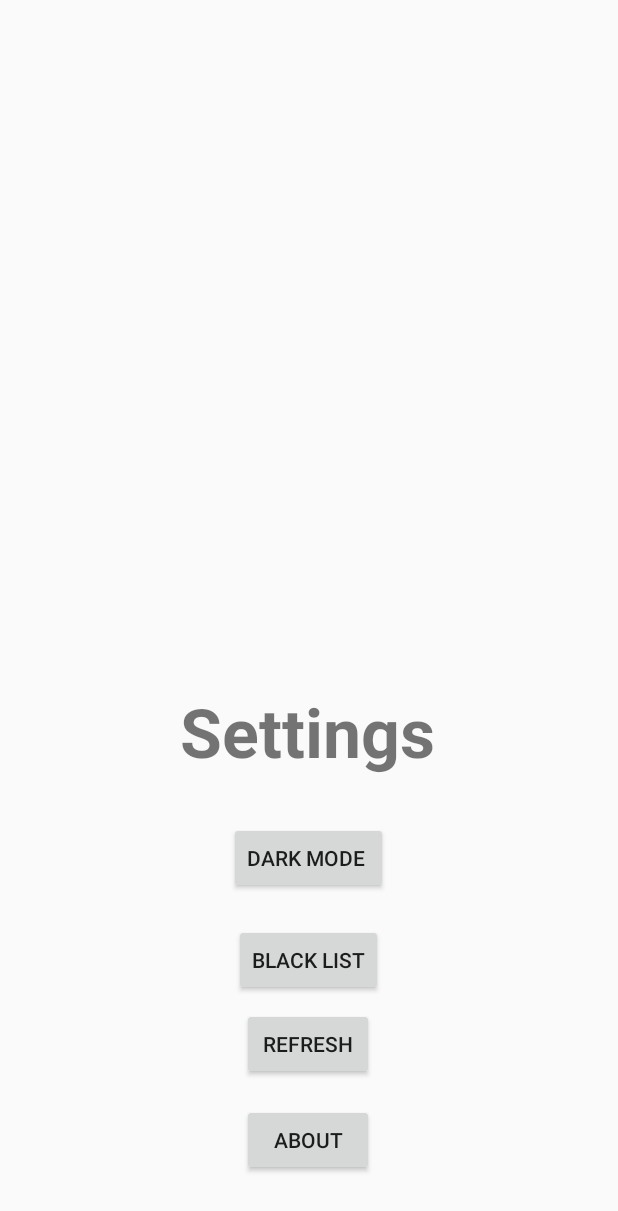
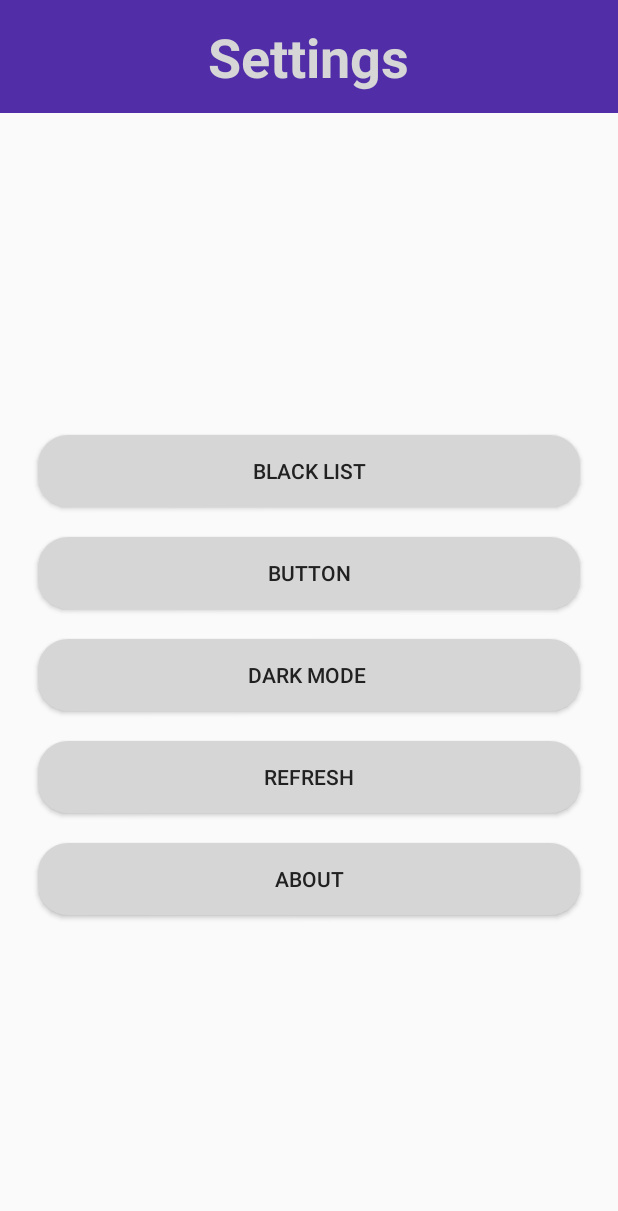
Before and after one commit to Birugov/SummerPlayer, an Android app: the acticity_setting screen opened directly, with no data from a screen before it, on a phone screen of 412 x 824 dp. Shown: the top 1211 px of the screen. Run offline under Robolectric (Android 15) with nearby library versions, the phone set to English and light mode, and no system bars; libraries missing offline, so code that uses them is left out: net.protyposis.android.

Commit message:
update act_setting design

```diff
--- /dev/null
+++ b/app/src/main/res/drawable/act_setting_button.xml
@@ -0,0 +1,5 @@
+<?xml version="1.0" encoding="utf-8"?>
+<shape xmlns:android="http://schemas.android.com/apk/res/android" android:shape="rectangle">
+    <solid android:color="@color/divider_for_main_button"/>
+    <corners android:radius="20dp"/>
+</shape>
--- a/app/src/main/res/layout/activity_acticity_setting.xml
+++ b/app/src/main/res/layout/activity_acticity_setting.xml
@@ -1,22 +1,18 @@
 <?xml version="1.0" encoding="utf-8"?>
-<androidx.constraintlayout.widget.ConstraintLayout xmlns:android="http://schemas.android.com/apk/res/android"
+<LinearLayout xmlns:android="http://schemas.android.com/apk/res/android"
     xmlns:app="http://schemas.android.com/apk/res-auto"
     xmlns:tools="http://schemas.android.com/tools"
     android:layout_width="match_parent"
     android:layout_height="match_parent"
+    android:orientation="vertical"
     tools:context=".acticity_setting">
 
-    <Button
-        android:id="@+id/about_button"
-        android:layout_width="wrap_content"
-        android:layout_height="wrap_content"
-        android:layout_marginBottom="40dp"
-        android:text="About"
-        app:layout_constraintBottom_toBottomOf="parent"
-        app:layout_constraintEnd_toEndOf="parent"
-        app:layout_constraintHorizontal_bias="0.498"
-        app:layout_constraintStart_toStartOf="parent"
-        tools:ignore="MissingConstraints" />
+    <LinearLayout
+        android:layout_width="match_parent"
+        android:layout_height="75dp"
+        android:background="@color/primary_dark"
+        android:gravity="center"
+        android:orientation="vertical">
 
         <TextView
 
@@ -24,50 +20,98 @@
             android:layout_width="wrap_content"
             android:layout_height="wrap_content"
             android:text="Settings"
-        android:textSize="45sp"
-        android:textStyle="bold"
-        app:layout_constraintBottom_toTopOf="@+id/switch_button"
-        app:layout_constraintEnd_toEndOf="parent"
-        app:layout_constraintHorizontal_bias="0.497"
-        app:layout_constraintStart_toStartOf="parent"
-        app:layout_constraintTop_toTopOf="parent"
-        app:layout_constraintVertical_bias="0.939"
-        tools:ignore="MissingConstraints" />
+            android:textColor="@color/divider_for_main_button"
+            android:textSize="36sp"
+            android:textStyle="bold" />
+    </LinearLayout>
+
+    <androidx.constraintlayout.widget.ConstraintLayout
+        android:layout_width="match_parent"
+        android:layout_height="match_parent">
 
         <Button
             android:id="@+id/switch_button"
-        android:layout_width="wrap_content"
+            android:layout_width="match_parent"
             android:layout_height="wrap_content"
+            android:layout_gravity="center"
+            android:layout_marginStart="25dp"
+            android:layout_marginEnd="25dp"
+            android:background="@drawable/act_setting_button"
+            android:backgroundTint="@color/act_set_button"
+            android:gravity="center"
+            android:text="Dark Mode "
+            android:textColor="@color/settings_text"
+            app:layout_constraintBottom_toBottomOf="parent"
+            app:layout_constraintEnd_toEndOf="parent"
+            app:layout_constraintStart_toStartOf="parent"
+            app:layout_constraintTop_toTopOf="parent" />
+
+        <Button
+            android:id="@+id/button"
+            android:layout_width="match_parent"
+            android:layout_height="wrap_content"
+            android:layout_marginStart="25dp"
+            android:layout_marginEnd="25dp"
             android:layout_marginBottom="20dp"
-        android:text="Dark Mode "
-        app:layout_constraintBottom_toTopOf="@+id/blackList_button"
+            android:background="@drawable/act_setting_button"
+            android:backgroundTint="@color/act_set_button"
+            android:gravity="center"
+            android:text="Button"
+            android:textColor="@color/settings_text"
+            app:layout_constraintBottom_toTopOf="@+id/switch_button"
             app:layout_constraintEnd_toEndOf="parent"
-        app:layout_constraintHorizontal_bias="0.498"
-        app:layout_constraintStart_toStartOf="parent"
-        tools:ignore="MissingConstraints" />
+            app:layout_constraintStart_toStartOf="parent" />
 
         <Button
             android:id="@+id/blackList_button"
-        android:layout_width="wrap_content"
+            android:layout_width="match_parent"
             android:layout_height="wrap_content"
-        android:layout_marginBottom="8dp"
+            android:layout_gravity="center"
+            android:layout_marginStart="25dp"
+            android:layout_marginEnd="25dp"
+            android:layout_marginBottom="20dp"
+            android:background="@drawable/act_setting_button"
+            android:backgroundTint="@color/act_set_button"
+            android:gravity="center"
             android:text="Black List"
-        app:layout_constraintBottom_toTopOf="@+id/refresh_button"
+            android:textColor="@color/settings_text"
+            app:layout_constraintBottom_toTopOf="@+id/button"
             app:layout_constraintEnd_toEndOf="parent"
-        app:layout_constraintHorizontal_bias="0.498"
-        app:layout_constraintStart_toStartOf="parent"
-        tools:ignore="MissingConstraints" />
+            app:layout_constraintStart_toStartOf="parent" />
 
         <Button
             android:id="@+id/refresh_button"
-        android:layout_width="wrap_content"
+            android:layout_width="match_parent"
             android:layout_height="wrap_content"
-        android:layout_marginBottom="16dp"
+            android:layout_gravity="center"
+            android:layout_marginStart="25dp"
+            android:layout_marginTop="20dp"
+            android:layout_marginEnd="25dp"
+            android:background="@drawable/act_setting_button"
+            android:backgroundTint="@color/act_set_button"
+            android:gravity="center"
             android:text="Refresh"
-        app:layout_constraintBottom_toTopOf="@+id/about_button"
+            android:textColor="@color/settings_text"
             app:layout_constraintEnd_toEndOf="parent"
-        app:layout_constraintHorizontal_bias="0.498"
             app:layout_constraintStart_toStartOf="parent"
-        tools:ignore="MissingConstraints" />
+            app:layout_constraintTop_toBottomOf="@+id/switch_button" />
 
+        <Button
+            android:id="@+id/about_button"
+            android:layout_width="match_parent"
+            android:layout_height="wrap_content"
+            android:layout_gravity="center"
+            android:layout_marginStart="25dp"
+            android:layout_marginTop="20dp"
+            android:layout_marginEnd="25dp"
+            android:background="@drawable/act_setting_button"
+            android:backgroundTint="@color/act_set_button"
+            android:gravity="center"
+            android:text="About"
+            android:textColor="@color/settings_text"
+            app:layout_constraintEnd_toEndOf="parent"
+            app:layout_constraintStart_toStartOf="parent"
+            app:layout_constraintTop_toBottomOf="@+id/refresh_button" />
     </androidx.constraintlayout.widget.ConstraintLayout>
+
+</LinearLayout>
--- a/app/src/main/res/layout/activity_p2p.xml
+++ b/app/src/main/res/layout/activity_p2p.xml
@@ -56,7 +56,7 @@
             android:background="@drawable/act_main_button"
             android:text="Connection Status"
             android:textAlignment="center"
-            android:textColor="@color/primary_text"
+            android:textColor="@color/p2p_text"
             android:textSize="18sp"
             android:textStyle="italic" />
 
@@ -99,7 +99,8 @@
             android:layout_marginBottom="15dp"
             android:background="@drawable/act_main_button"
             android:gravity="center"
-            android:text="Delay" />
+            android:text="Delay"
+            android:textColor="@color/p2p_text" />
     </LinearLayout>
 
 </LinearLayout>
--- a/app/src/main/res/values-night/colors.xml
+++ b/app/src/main/res/values-night/colors.xml
@@ -9,4 +9,7 @@
     <color name="icons">#342355</color>
     <color name="divider">#BDBDBD</color>
     <color name="divider_for_main_button">#D6D6D6</color>
+    <color name="settings_text">#FFFFFF</color>
+    <color name="p2p_text">#212121</color>
+    <color name="act_set_button">#512DA8</color>
 </resources>
--- a/app/src/main/res/values-night/styles.xml
+++ b/app/src/main/res/values-night/styles.xml
@@ -1,7 +1,7 @@
 <resources>
 
     <!-- Base application theme. -->
-    <style name="AppTheme" parent="Theme.AppCompat.Light.DarkActionBar">
+    <style name="AppTheme" parent="Theme.AppCompat.Light.NoActionBar">
         <!-- Customize your theme here. -->
         <item name="colorPrimary">@color/primary</item>
         <item name="colorButtonNormal">@color/accent</item>
--- a/app/src/main/res/values/colors.xml
+++ b/app/src/main/res/values/colors.xml
@@ -9,4 +9,7 @@
     <color name="icons">#FFFFFF</color>
     <color name="divider">#BDBDBD</color>
     <color name="divider_for_main_button">#D6D6D6</color>
+    <color name="settings_text">#212121</color>
+    <color name="p2p_text">#212121</color>
+    <color name="act_set_button">#D6D6D6</color>
 </resources>
```
Also changed, not shown: 2 other files. Lines whose indentation alone changed are shown as unchanged.
